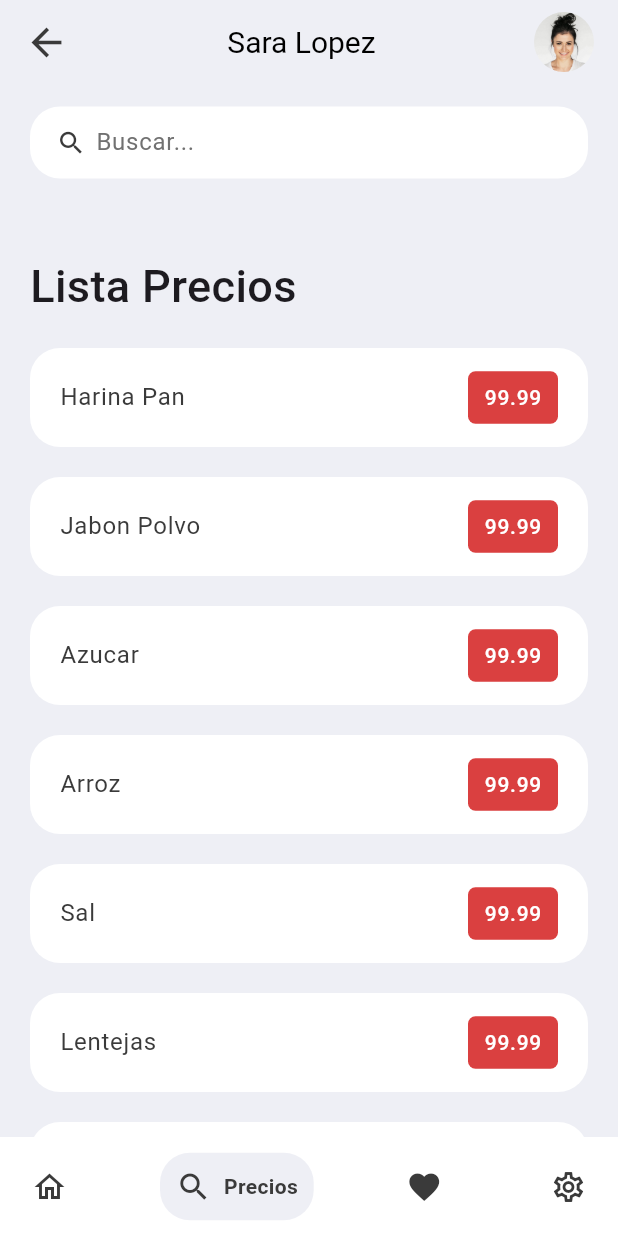
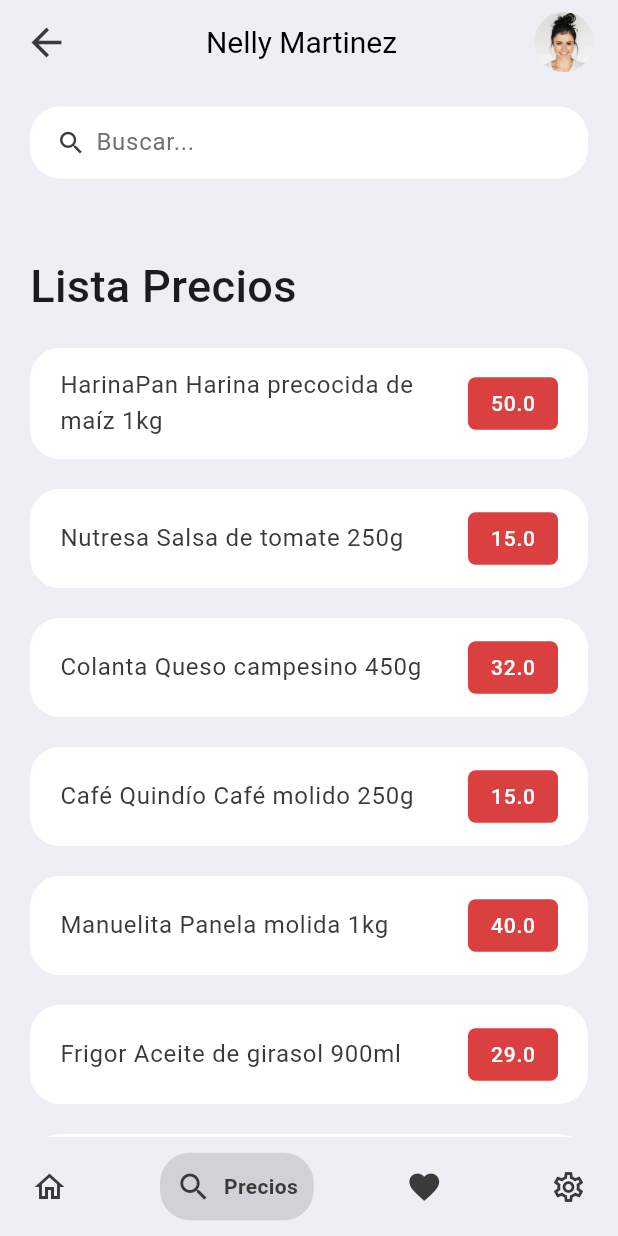
Before and after one commit to dextr0yer/toPrecio_Flutter, a Flutter app: the screen it shows after launch, item 2 of the bottom bar chosen, on a phone screen of 412 x 824 dp. Run offline on Flutter 3.47's test engine with Material 3 defaults, Android fonts, the phone set to English and light mode, and no system bars; drawn by our look-alikes of google_nav_bar.

Commit message:
primeros cambios

```diff
--- a/lib/main.dart
+++ b/lib/main.dart
@@ -11,8 +11,10 @@ class MyApp extends StatelessWidget {
 
   @override
   Widget build(BuildContext context) {
-    SystemChrome.setSystemUIOverlayStyle(
-        const SystemUiOverlayStyle(statusBarColor: tdBGColor));
+    SystemChrome.setSystemUIOverlayStyle(const SystemUiOverlayStyle(
+      statusBarColor: Colors.transparent,
+      statusBarIconBrightness: Brightness.dark,
+    ));
     return MaterialApp(
       debugShowCheckedModeBanner: false,
       theme: ThemeData(
--- a/lib/model/todo.dart
+++ b/lib/model/todo.dart
@@ -1,34 +1,144 @@
-class ToDo{
+class ToDo {
   String? id;
   String? todoText;
   bool isDone;
+  double price;
 
   ToDo({
     required this.id,
     required this.todoText,
     this.isDone = false,
+    required this.price,
   });
 
   static List<ToDo> todoList() {
-    return  [
-      ToDo(id: '01', todoText: "Harina Pan"),
-      ToDo(id: '02', todoText: "Jabon Polvo"), //isDone: true
-      ToDo(id: '03', todoText: "Azucar"),
-      ToDo(id: '04', todoText: "Arroz"),
-      ToDo(id: '05', todoText: "Sal"),
-      ToDo(id: '06', todoText: "Lentejas"),
-      ToDo(id: '07', todoText: "Salsa De Tomate"),
-      ToDo(id: '08', todoText: "Pasta Tornillo"),
-      ToDo(id: '09', todoText: "Leche Campesina"),
-      ToDo(id: '10', todoText: "Galletas"),
-      ToDo(id: '11', todoText: "Pañales"),
-      ToDo(id: '12', todoText: "Listerine"),
-      ToDo(id: '13', todoText: "Crema Dientes"),
-      ToDo(id: '14', todoText: "Aceite"),
-      ToDo(id: '15', todoText: "Induleche 360"),
-      ToDo(id: '16', todoText: "Mayonesa Mavesa"),
-      ToDo(id: '17', todoText: "Mayonesa Ideal"),
-      ToDo(id: '18', todoText: "Mayonesa Natucampo"),
+    return [
+      ToDo(
+          id: '01',
+          todoText: "HarinaPan Harina precocida de maíz 1kg",
+          price: 50.0),
+      ToDo(id: '02', todoText: "Nutresa Salsa de tomate 250g", price: 15.0),
+      ToDo(id: '03', todoText: "Colanta Queso campesino 450g", price: 32.0),
+      ToDo(id: '04', todoText: "Café Quindío Café molido 250g", price: 15.0),
+      ToDo(id: '05', todoText: "Manuelita Panela molida 1kg", price: 40.0),
+      ToDo(id: '06', todoText: "Frigor Aceite de girasol 900ml", price: 29.0),
+      ToDo(id: '07', todoText: "Arroz Roa Arroz blanco 1kg", price: 28.0),
+      ToDo(id: '08', todoText: "La Muñeca Pasta larga 500g", price: 18.0),
+      ToDo(id: '09', todoText: "María Atún en agua 170g", price: 12.0),
+      ToDo(id: '10', todoText: "Doria Harina de yuca 500g", price: 22.0),
+      ToDo(id: '11', todoText: "Zenu Mayonesa 500g", price: 15.0),
+      ToDo(id: '12', todoText: "Tío Salsa inglesa 220ml", price: 9.0),
+      ToDo(id: '13', todoText: "Noel Mortadela de pollo 500g", price: 32.0),
+      ToDo(id: '14', todoText: "Zenú Jamón de pierna 500g", price: 45.0),
+      ToDo(
+          id: '15',
+          todoText: "Bavaria Cerveza Club Colombia 330ml",
+          price: 8.0),
+      ToDo(id: '16', todoText: "Colombina Chocolate de mesa 500g", price: 28.0),
+      ToDo(
+          id: '17',
+          todoText: "McCormick Pimienta negra molida 100g",
+          price: 12.0),
+      ToDo(
+          id: '18',
+          todoText: "Doña Arepa Harina de maíz precocida 500g",
+          price: 18.0),
+      ToDo(id: '19', todoText: "Knorr Caldo de costilla 100g", price: 15.0),
+      ToDo(id: '20', todoText: "La Muñeca Espirales 500g", price: 16.0),
+      ToDo(
+          id: '21',
+          todoText: "Postobón Gaseosa Colombiana 2000ml",
+          price: 32.0),
+      ToDo(id: '22', todoText: "Tampico Jugo de mango 950ml", price: 28.0),
+      ToDo(id: '23', todoText: "Doria Copos de avena 225g", price: 14.0),
+      ToDo(
+          id: '24', todoText: "La Constancia Atún en aceite 170g", price: 15.0),
+      ToDo(id: '25', todoText: "Frubon Salsa rosada 150ml", price: 8.0),
+      ToDo(
+          id: '26',
+          todoText: "Cárnicos Farfan Salchicha premium 500g",
+          price: 35.0),
+      ToDo(
+          id: '27', todoText: "Alimentos Polar Papas fritas 150g", price: 10.0),
+      ToDo(id: '28', todoText: "Familia Servilletas x 100", price: 15.0),
+      ToDo(
+          id: '29', todoText: "Lavatodo Detergente líquido 900ml", price: 25.0),
+      ToDo(id: '30', todoText: "Colombina Mermelada de mora 280g", price: 12.0),
+      ToDo(
+          id: '31',
+          todoText: "Nevado Desodorante antitranspirante",
+          price: 18.0),
+      ToDo(id: '32', todoText: "Protex Jabón antibacterial 135g", price: 9.0),
+      ToDo(id: '33', todoText: "Seda Champú 400ml", price: 22.0),
+      ToDo(
+          id: '34',
+          todoText: "Nosotras Toallas higiénicas 10 unid",
+          price: 15.0),
+      ToDo(id: '35', todoText: "Curadent Cepillo dental suave", price: 8.0),
+      ToDo(id: '36', todoText: "Menticol Ungüento analgésico 30g", price: 12.0),
+      ToDo(
+          id: '37',
+          todoText: "Bayer Aspirina efervescente 20 unid",
+          price: 15.0),
+      ToDo(id: '38', todoText: "Listerine Enjuague bucal 250ml", price: 18.0),
+      ToDo(
+          id: '39',
+          todoText: "Redoxon Vitamina C efervescente 20 unid",
+          price: 22.0),
+      ToDo(id: '40', todoText: "Tía Pan rallado 100g", price: 5.0),
+      ToDo(id: '41', todoText: "Zenú Chorizo español 450g", price: 35.0),
+      ToDo(id: '42', todoText: "Primor Aceite vegetal 900ml", price: 29.0),
+      ToDo(id: '43', todoText: "Badia Comino molido 100g", price: 10.0),
+      ToDo(id: '44', todoText: "Knorr Caldo de pollo 100g", price: 15.0),
+      ToDo(id: '45', todoText: "Frucos Mayonesa 250g", price: 11.0),
+      ToDo(id: '46', todoText: "Heinz Salsa de tomate 375g", price: 19.0),
+      ToDo(id: '47', todoText: "McCormick Mostaza molida 100g", price: 9.0),
+      ToDo(
+          id: '48',
+          todoText: "Doña Arepa Harina de trigo precocida 1kg",
+          price: 36.0),
+      ToDo(id: '49', todoText: "Zenú Salchichón de pollo 450g", price: 28.0),
+      ToDo(id: '50', todoText: "Doria Maicena 500g", price: 12.0),
+      ToDo(
+          id: '51',
+          todoText: "Frigor Aceite de oliva extra virgen 250ml",
+          price: 32.0),
+      ToDo(
+          id: '52',
+          todoText: "La Constancia Albacora en aceite vegetal 170g",
+          price: 18.0),
+      ToDo(id: '53', todoText: "Nutresa Sopa de cebada 100g", price: 15.0),
+      ToDo(
+          id: '54',
+          todoText: "La Constancia Atún blanco al natural 170g",
+          price: 18.0),
+      ToDo(id: '55', todoText: "Postobón Jugo Hit 950ml", price: 26.0),
+      ToDo(
+          id: '56', todoText: "Ducales Galletas de vainilla 300g", price: 20.0),
+      ToDo(id: '57', todoText: "Nutresa Salsa de tomate 250g", price: 15.0),
+      ToDo(id: '58', todoText: "Zenú Longaniza de pollo 450g", price: 30.0),
+      ToDo(id: '59', todoText: "La Muñeca Spagetti 500g", price: 15.0),
+      ToDo(id: '60', todoText: "Postobón Manzana Postobón 2000ml", price: 32.0),
+      ToDo(
+          id: '61',
+          todoText: "La Constancia Mermelada light 280g",
+          price: 13.0),
+      ToDo(id: '62', todoText: "McCormick Albahaca 12g", price: 6.0),
+      ToDo(id: '63', todoText: "Arroz Roa Arroz integral 500g", price: 25.0),
+      ToDo(id: '64', todoText: "Zenú Pate de pollo 450g", price: 28.0),
+      ToDo(
+          id: '65',
+          todoText: "Doña Arepa Harina de maíz amarillo 500g",
+          price: 19.0),
+      ToDo(
+          id: '66',
+          todoText: "Doria Mix de frutos secos con pasas 500g",
+          price: 30.0),
+      ToDo(
+          id: '67',
+          todoText: "Margarita Yogur bebible durazno 100g",
+          price: 7.0),
+      ToDo(id: '68', todoText: "Colanta Queso campasino 500g", price: 8.4),
     ];
   }
 }
--- a/lib/navigation_Bar.dart
+++ b/lib/navigation_Bar.dart
@@ -28,7 +28,7 @@ class _NavigationBarWidgetState extends State<NavigationBarWidget> {
   @override
   Widget build(BuildContext context) {
     return Scaffold(
-      backgroundColor: Colors.white, //  Colors.white, //Atento a editar
+      backgroundColor: tdBGColor, //  Colors.white, //Atento a editar
       body: SafeArea(
         child: screens[selectedIndex],
       ),
@@ -37,7 +37,7 @@ class _NavigationBarWidgetState extends State<NavigationBarWidget> {
         child: GNav(
           color: tdBlack,
           activeColor: tdBlack,
-          tabBackgroundColor: tdBGColor,
+          tabBackgroundColor: Colors.black12,
           tabBorderRadius: 20,
           padding: const EdgeInsets.all(10.5),
           gap: 8.0,
--- a/lib/screens/search.dart
+++ b/lib/screens/search.dart
@@ -105,7 +105,7 @@ class _SearchScreenState extends State<SearchScreen> {
           color: tdBlack,
           size: 30,
         ),
-        const Text('Sara Lopez',
+        const Text('Nelly Martinez',
             style: TextStyle(fontSize: 20, color: Colors.black)),
         SizedBox(
           height: 40,
--- a/lib/screens/setting.dart
+++ b/lib/screens/setting.dart
@@ -15,10 +15,10 @@ class SettingScreen extends StatelessWidget {
             mainAxisAlignment: MainAxisAlignment.center,
             children: <Widget>[
               Icon(
-                Icons.home_outlined,
+                Icons.settings_outlined,
                 size: 100,
               ),
-              Text('Home Screen'),
+              Text('Settings Screen'),
             ],
           ),
         ),
--- a/lib/widgets/todo_item.dart
+++ b/lib/widgets/todo_item.dart
@@ -33,11 +33,11 @@ class ToDoItem extends StatelessWidget {
             color: tdRed,
             borderRadius: BorderRadius.circular(5),
           ),
-          child: const Align(
+          child: Align(
             alignment: Alignment.center,
             child: Text(
-              '99.99',
-              style: TextStyle(
+              '${todo.price}',
+              style: const TextStyle(
                 fontSize: 14,
                 color: Colors.white,
               ),
```
